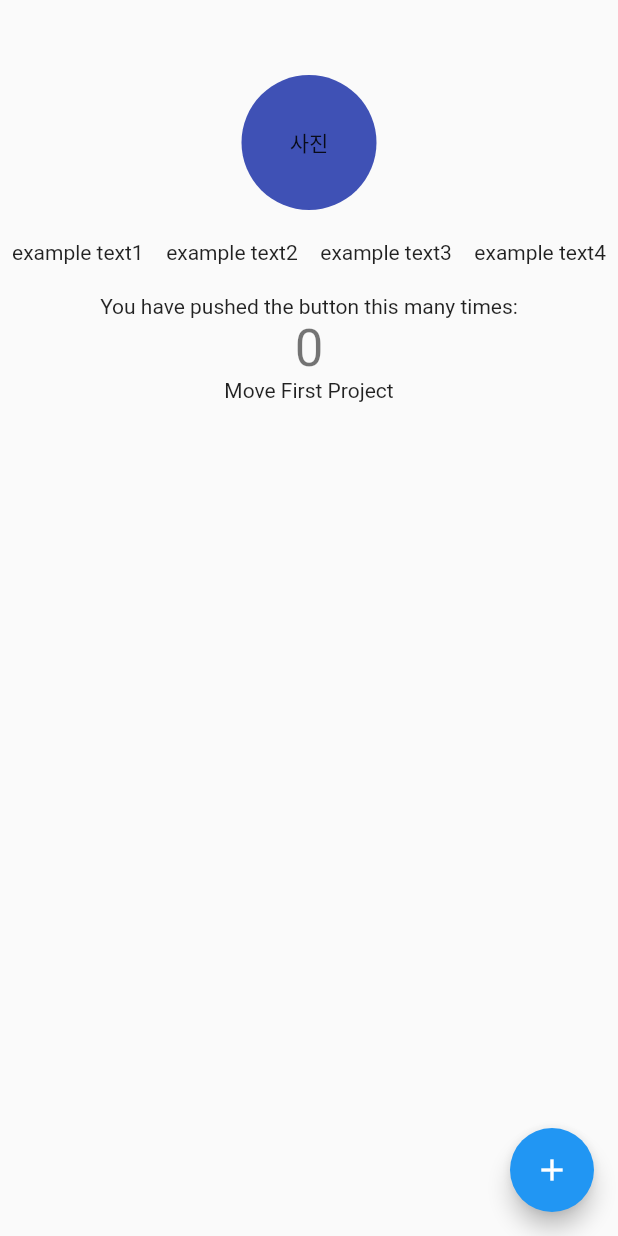
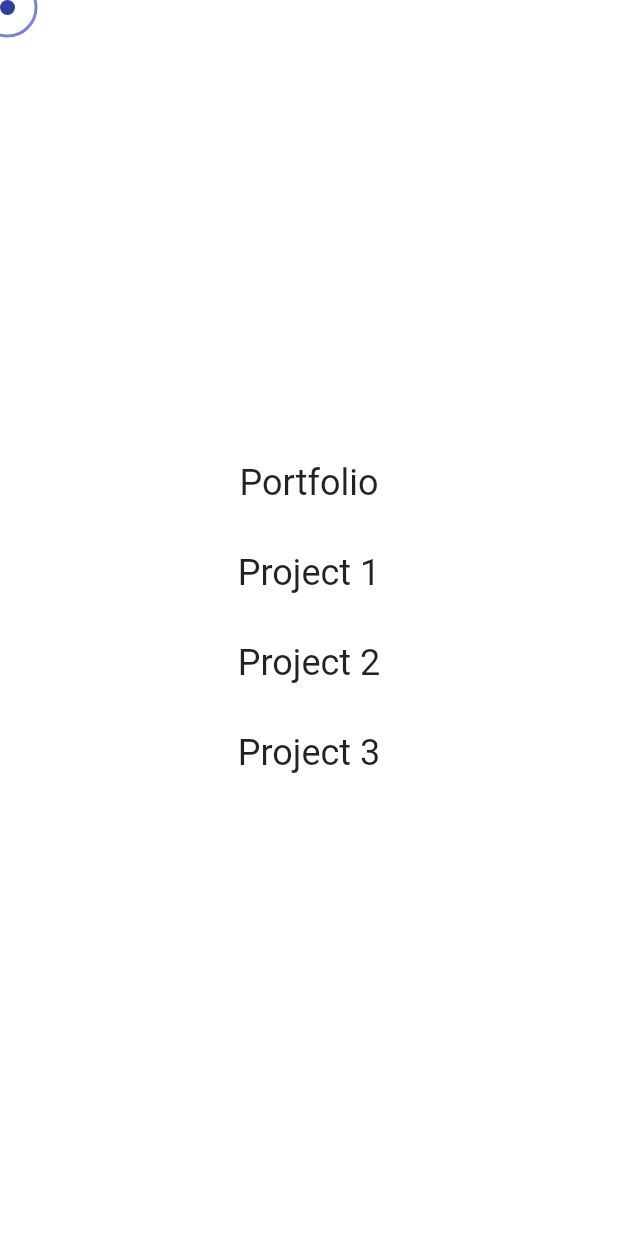
Before and after one commit to hsd2747/portfolio, a Flutter app: the screen it shows after launch, on a phone screen of 412 x 824 dp. Run offline on Flutter 3.47's test engine with Material 2 defaults, Android fonts, the phone set to English and light mode, and no system bars.

Commit message:
퇴근전 임시

```diff
--- a/lib/main.dart
+++ b/lib/main.dart
@@ -1,10 +1,12 @@
 import 'package:flutter/material.dart';
-import 'package:portfolio/navigator/routes.dart';
+import 'package:flutter/rendering.dart';
+import 'package:provider/provider.dart';
 
+import 'navigator/routes.dart';
 import 'navigator/route_parser.dart';
 import 'navigator/router.dart';
 
-import 'views/first_project.dart';
+import 'models/mouse_cursor.dart';
 
 import 'components/sequence_animation.dart';
 
@@ -19,6 +21,9 @@ class MyApp extends StatelessWidget {
 
   @override
   Widget build(BuildContext context) {
+    return ChangeNotifierProvider(
+      create: (context) => MouseCursorModel(),
+      builder: (context, child) {
         return MaterialApp.router(
           title: 'Portfolio',
           theme: ThemeData(
@@ -26,6 +31,8 @@ class MyApp extends StatelessWidget {
           ),
           routerDelegate: _appRouterDelegate,
           routeInformationParser: _appRouteInformationParser,
+        );
+      },
     );
   }
 }
@@ -40,14 +47,20 @@ class MainPage extends StatefulWidget {
 class _MainPageState extends State<MainPage>
     with SingleTickerProviderStateMixin {
   AnimationController _controller;
-  int _counter = 0;
+
+  @override
+  void dispose() {
+    _controller.dispose();
+
+    super.dispose();
+  }
 
   @override
   void initState() {
     _controller = AnimationController(
       vsync: this,
       duration: Duration(
-        seconds: 7,
+        milliseconds: 1000,
       ),
     );
 
@@ -60,84 +73,138 @@ class _MainPageState extends State<MainPage>
 
   @override
   Widget build(BuildContext context) {
-    return Scaffold(
-      body: AnimatedBuilder(
+    final mouseCursorModel = Provider.of<MouseCursorModel>(
+      context,
+      listen: false,
+    );
+
+    return MouseRegion(
+      cursor: SystemMouseCursors.none,
+      onHover: (eve) {
+        mouseCursorModel.changeCursorPoint(eve.position);
+      },
+      child: Scaffold(
+        backgroundColor: Colors.white,
+        body: Stack(
+          children: [
+            AnimatedBuilder(
               animation: _controller,
               builder: (context, child) {
                 return Column(
-            mainAxisAlignment: MainAxisAlignment.start,
+                  mainAxisAlignment: MainAxisAlignment.center,
                   children: <Widget>[
                     SequenceAnimation(
                       controller: _controller,
-                startInterval: 0.0,
-                endInterval: 0.100,
+                      startInterval: 0.100,
+                      endInterval: 0.600,
                       axis: AnimationAxis.right,
-                child: Container(
-                  width: 90,
-                  height: 90,
-                  margin: EdgeInsets.fromLTRB(0, 50, 0, 20),
-                  decoration: BoxDecoration(
-                    borderRadius: BorderRadius.circular(45.0),
-                    color: Colors.indigo,
-                  ),
-                  child: Center(
-                    child: Text('사진'),
-                  ),
-                ),
+                      child: menuWidget('Portfolio', onTap: () {
+                        (Router.of(context).routerDelegate as AppRouterDelegate)
+                            .changePage(
+                          PortfolioRoute(),
+                        );
+                      }),
                     ),
                     SequenceAnimation(
                       controller: _controller,
-                startInterval: 0.100,
-                endInterval: 0.200,
-                child: Row(
-                  mainAxisAlignment: MainAxisAlignment.center,
-                  children: [
-                    Text('example text1'),
-                    SizedBox(width: 15),
-                    Text('example text2'),
-                    SizedBox(width: 15),
-                    Text('example text3'),
-                    SizedBox(width: 15),
-                    Text('example text4'),
-                  ],
-                ),
-              ),
-              SizedBox(height: 20),
-              Text(
-                'You have pushed the button this many times:',
-              ),
-              Text(
-                '$_counter',
-                style: Theme.of(context).textTheme.headline4,
-              ),
-              InkWell(
-                child: Container(
-                  child: Center(
-                    child: Text('Move First Project'),
-                  ),
-                ),
+                      startInterval: 0.200,
+                      endInterval: 0.700,
+                      axis: AnimationAxis.right,
+                      child: menuWidget(
+                        'Project 1',
                         onTap: () {
-                  (Router.of(context).routerDelegate as AppRouterDelegate)
+                          (Router.of(context).routerDelegate
+                                  as AppRouterDelegate)
                               .changePage(
                             FirstProjectRoute(),
                           );
                         },
                       ),
+                    ),
+                    SequenceAnimation(
+                      controller: _controller,
+                      startInterval: 0.300,
+                      endInterval: 0.800,
+                      axis: AnimationAxis.right,
+                      child: menuWidget('Project 2'),
+                    ),
+                    SequenceAnimation(
+                      controller: _controller,
+                      startInterval: 0.400,
+                      endInterval: 0.900,
+                      axis: AnimationAxis.right,
+                      child: menuWidget('Project 3'),
+                    ),
                   ],
                 );
               },
             ),
-      floatingActionButton: FloatingActionButton(
-        onPressed: _incrementCounter,
-        tooltip: 'Increment',
-        child: Icon(Icons.add),
+            Selector<MouseCursorModel, Offset>(
+              selector: (context, model) => model.secondPosition,
+              builder: (context, secondPosition, child) {
+                return Positioned(
+                  left: secondPosition.dx - 15,
+                  top: secondPosition.dy - 15,
+                  child: IgnorePointer(
+                    ignoring: true,
+                    child: Container(
+                      width: 40,
+                      height: 40,
+                      decoration: BoxDecoration(
+                        color: Colors.transparent,
+                        border: Border.all(
+                          color: Colors.indigo[300],
+                          width: 2,
+                        ),
+                        borderRadius: BorderRadius.circular(20.0),
+                      ),
+                    ),
+                  ),
+                );
+              },
+            ),
+            Selector<MouseCursorModel, Offset>(
+              selector: (context, model) => model.mousePosition,
+              builder: (context, mousePosition, child) {
+                return Positioned(
+                  left: mousePosition.dx,
+                  top: mousePosition.dy,
+                  child: IgnorePointer(
+                    ignoring: true,
+                    child: Container(
+                      width: 10,
+                      height: 10,
+                      decoration: BoxDecoration(
+                        color: Colors.indigo[700],
+                        borderRadius: BorderRadius.circular(5.0),
+                      ),
+                    ),
+                  ),
+                );
+              },
+            ),
+          ],
+        ),
       ),
     );
   }
 
-  void _incrementCounter() {
-    setState(() {
-      _counter++;
-    });
+  Widget menuWidget(
+    String title, {
+    VoidCallback onTap,
+  }) {
+    return GestureDetector(
+      child: Container(
+        width: double.infinity,
+        margin: EdgeInsets.fromLTRB(32, 16, 32, 16),
+        child: Center(
+          child: Text(
+            title,
+            style: TextStyle(fontSize: 24),
+          ),
+        ),
+      ),
+      onTap: onTap,
+    );
   }
 }
--- /dev/null
+++ b/lib/models/mouse_cursor.dart
@@ -0,0 +1,29 @@
+import 'package:flutter/material.dart';
+
+class MouseCursorModel extends ChangeNotifier {
+  Offset mousePosition = Offset.zero;
+  Offset secondPosition = Offset.zero;
+  bool hoverButton = false;
+
+  // dispose flag
+  bool _isDisposed = false;
+
+  @override
+  void dispose() {
+    super.dispose();
+    this._isDisposed = true;
+  }
+
+  void safetyNotifyListeners() {
+    if (!this._isDisposed) notifyListeners();
+  }
+
+  void changeCursorPoint(Offset position) async {
+    this.mousePosition = position;
+    safetyNotifyListeners();
+
+    await Future.delayed(Duration(milliseconds: 15));
+    this.secondPosition = position;
+    safetyNotifyListeners();
+  }
+}
--- a/lib/navigator/routes.dart
+++ b/lib/navigator/routes.dart
@@ -1,6 +1,7 @@
 class AllRoutes {
   // routes add
   final List<AppRoute> routes = [
+    PortfolioRoute(),
     HomeRoute(),
     FirstProjectRoute(),
     UnknownRoute(),
@@ -13,7 +14,12 @@ abstract class AppRoute {
 
 class HomeRoute extends AppRoute {
   @override
-  String id = 'home';
+  String id = '';
+}
+
+class PortfolioRoute extends AppRoute {
+  @override
+  String id = 'portfolio';
 }
 
 class FirstProjectRoute extends AppRoute {
--- a/pubspec.yaml
+++ b/pubspec.yaml
@@ -26,6 +26,11 @@ dependencies:
 
   # The following adds the Cupertino Icons font to your application.
   # Use with the CupertinoIcons class for iOS style icons.
+
+  # design pattern
+  provider: ^5.0.0
+
+  # Only UI
   cupertino_icons: ^1.0.2
   animated_text_kit: ^4.0.0
 
```
Also changed, not shown: lib/navigator/router.dart (+76 -8 lines), lib/views/portfolio_screen.dart (added, +181 -0 lines), pubspec.lock. Lines whose indentation alone changed are shown as unchanged.
